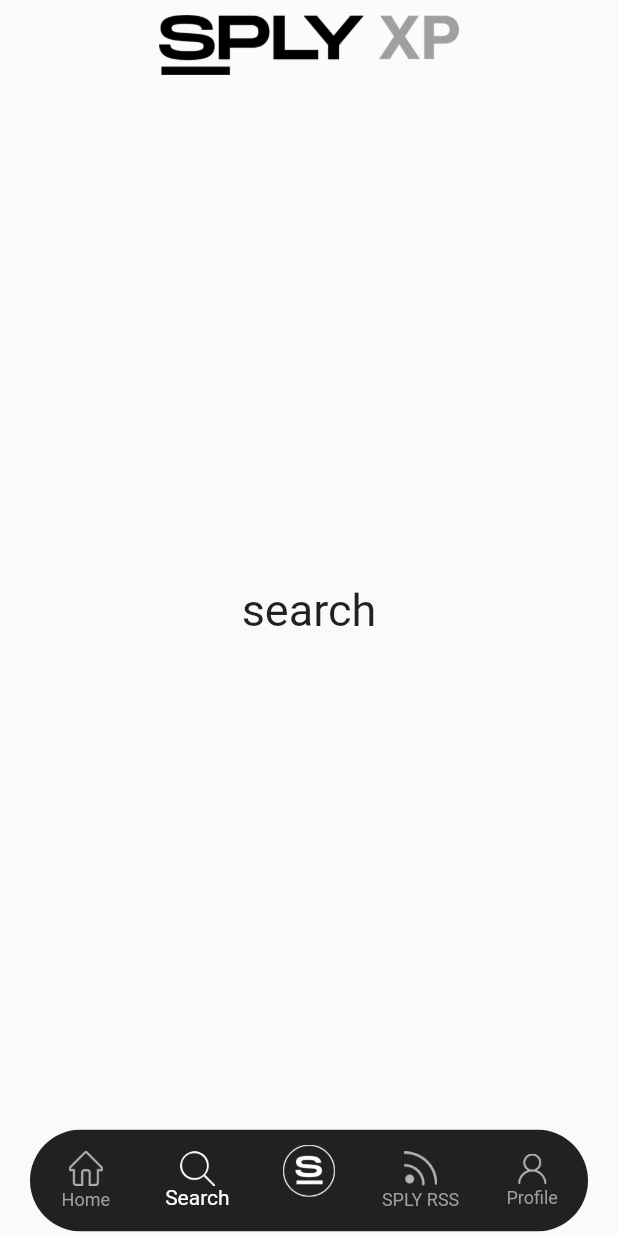
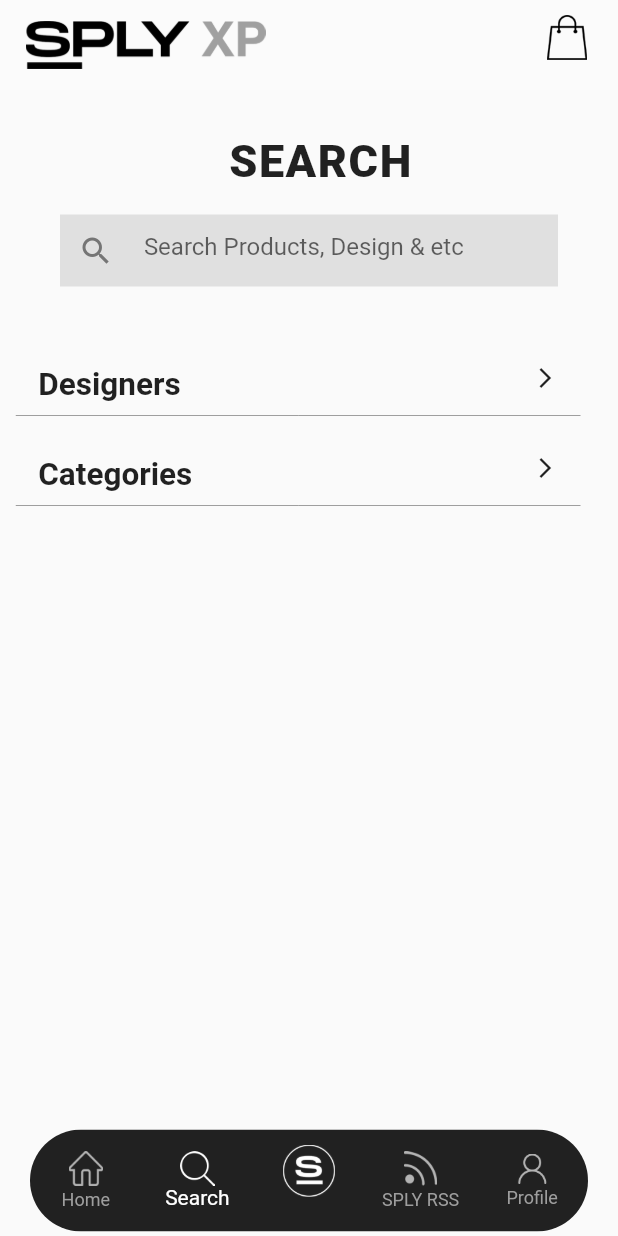
Before and after one commit to ZohaibAlvi98/appFrontend, a Flutter app: the screen it shows after launch, item 2 of the bottom bar chosen, on a phone screen of 412 x 824 dp. Run offline on Flutter 3.47's test engine with Material 2 defaults, Android fonts, the phone set to English and light mode, and no system bars; our stand-ins replace carousel_slider, chewie, image_picker, video_player; missing offline and left inert: dart:ffi.

Commit message:
working on search

```diff
--- a/lib/bottomNav.dart
+++ b/lib/bottomNav.dart
@@ -1,5 +1,6 @@
 import 'package:flutter/material.dart';
 import 'package:splyxp/views/chatList/chat-main.dart';
+import 'package:splyxp/widgets/innerAppBar.dart';
 import 'package:splyxp/widgets/navbar.dart';
 import 'views/home.dart';
 import 'views/search.dart';
@@ -38,7 +39,8 @@ class _BottomNavState extends State<BottomNav> {
           return false;
         },
         child: Scaffold(
-          appBar: AppBar(
+          appBar: _selectedIndex == 0
+              ? AppBar(
                   toolbarHeight: 60,
                   elevation: 0,
                   backgroundColor: Colors.white12,
@@ -47,7 +49,8 @@ class _BottomNavState extends State<BottomNav> {
                       'assets/images/home3.png',
                       height: 40,
                     ),
-              )),
+                  ))
+              : Appbar(context),
           body: _bottomNavList.elementAt(_selectedIndex),
           bottomNavigationBar: Navbar(_onItemTapped, _selectedIndex),
         ));
--- a/lib/views/search.dart
+++ b/lib/views/search.dart
@@ -1,4 +1,5 @@
 import 'package:flutter/material.dart';
+import 'package:splyxp/views/chatList/chat-detail.dart';
 
 class Search extends StatefulWidget {
   @override
@@ -6,10 +7,122 @@ class Search extends StatefulWidget {
 }
 
 class _SearchState extends State<Search> {
+  void _navigatorPage(user) {
+    // Navigator.of(context).pop(new PageRouteBuilder());
+    Navigator.of(context).push(new PageRouteBuilder(
+        opaque: true,
+        transitionDuration: const Duration(),
+        pageBuilder: (BuildContext context, _, __) {
+          return ChatDetail(user: user);
+        },
+        transitionsBuilder: (_, Animation<double> animation, __, Widget child) {
+          return new SlideTransition(
+            child: child,
+            position: new Tween<Offset>(
+              begin: const Offset(1.0, 0.0),
+              end: Offset.zero,
+            ).animate(animation),
+          );
+        }));
+  }
+
+  List heading = ['Designers', 'Categories'];
   @override
   Widget build(BuildContext context) {
+    double width = MediaQuery.of(context).size.width;
     return Container(
-      child: Center(child: Text('search', style: TextStyle(fontSize: 30))),
+      child: Column(
+        children: [
+          Padding(
+            padding: EdgeInsets.only(top: 30.0, left: 15),
+            child: Text(
+              'SEARCH',
+              style: TextStyle(
+                  fontSize: 30, fontWeight: FontWeight.w900, letterSpacing: 1),
+            ),
+          ),
+          Container(
+            width: 450,
+            padding: EdgeInsets.symmetric(vertical: 18, horizontal: 40),
+            child: new TextField(
+              cursorColor: Colors.black,
+              decoration: new InputDecoration(
+                prefixIcon: Icon(
+                  Icons.search,
+                  color: Colors.grey[600],
+                ),
+                filled: true,
+                fillColor: Colors.grey[300],
+                focusedBorder: InputBorder.none,
+                enabledBorder: InputBorder.none,
+                errorBorder: InputBorder.none,
+                disabledBorder: InputBorder.none,
+                hintText: '  Search Products, Design & etc',
+                border: new OutlineInputBorder(
+                  borderRadius: const BorderRadius.all(
+                    const Radius.circular(10.0),
+                  ),
+                ),
+              ),
+            ),
+          ),
+          SizedBox(
+            height: 30,
+          ),
+          ListView.builder(
+              shrinkWrap: true,
+              scrollDirection: Axis.vertical,
+              // physics: NeverScrollableScrollPhysics(),
+              // shrinkWrap: true,
+              itemCount: 2,
+              padding: EdgeInsets.only(right: 20.0, left: 5.5),
+              itemBuilder: (context, index) {
+                return InkWell(
+                  onTap: () {
+                    _navigatorPage(heading[index]);
+                  },
+                  child: Container(
+                    height: 60,
+                    child: Padding(
+                      padding: EdgeInsets.all(5.0),
+                      child: Column(
+                        crossAxisAlignment: CrossAxisAlignment.start,
+                        children: [
+                          Row(children: [
+                            Padding(
+                              padding: EdgeInsets.only(left: 15),
+                              child: Stack(
+                                children: [
+                                  Text(
+                                    heading[index],
+                                    style: TextStyle(
+                                        fontSize: width < 400 ? 18 : 21,
+                                        fontWeight: FontWeight.w700),
+                                  ),
+                                  Padding(
+                                    padding: width < 400
+                                        ? EdgeInsets.only(left: 200)
+                                        : EdgeInsets.only(left: 330),
+                                    child: Icon(
+                                      Icons.arrow_forward_ios,
+                                      size: 16,
+                                    ),
+                                  )
+                                ],
+                              ),
+                            ),
+                          ]),
+                          new Divider(
+                            color: Colors.grey[500],
+                          ),
+                        ],
+                      ),
+                    ),
+                  ),
+                );
+              })
+        ],
+      ),
     );
   }
 }
```
Lines whose indentation alone changed are shown as unchanged.
